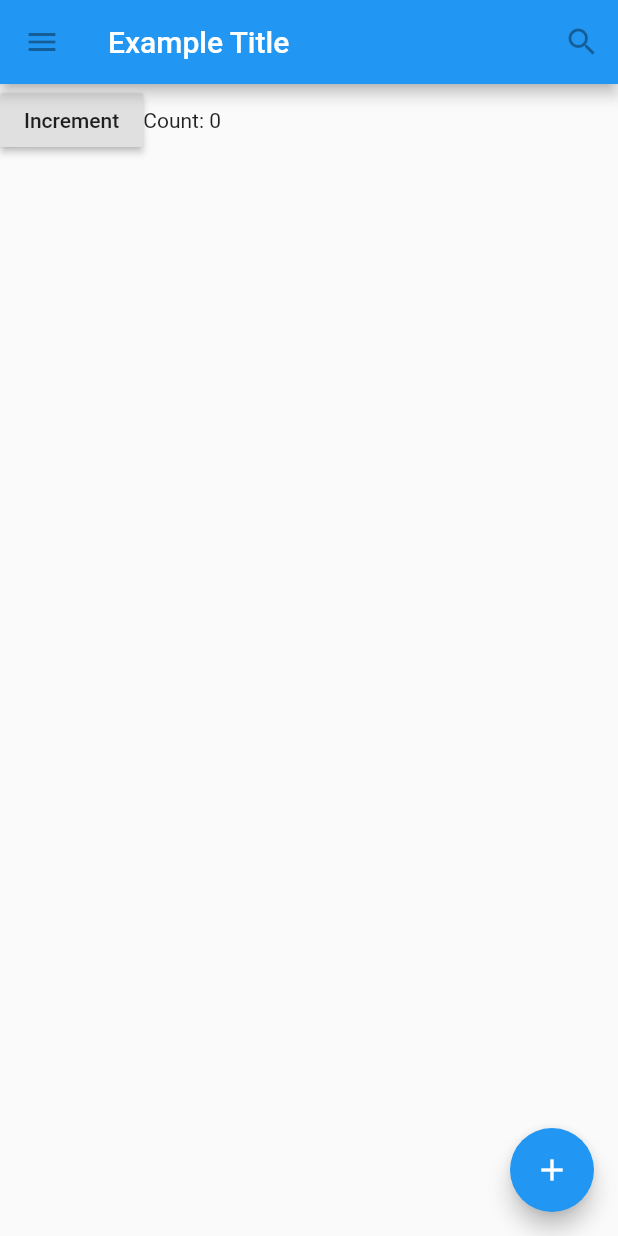
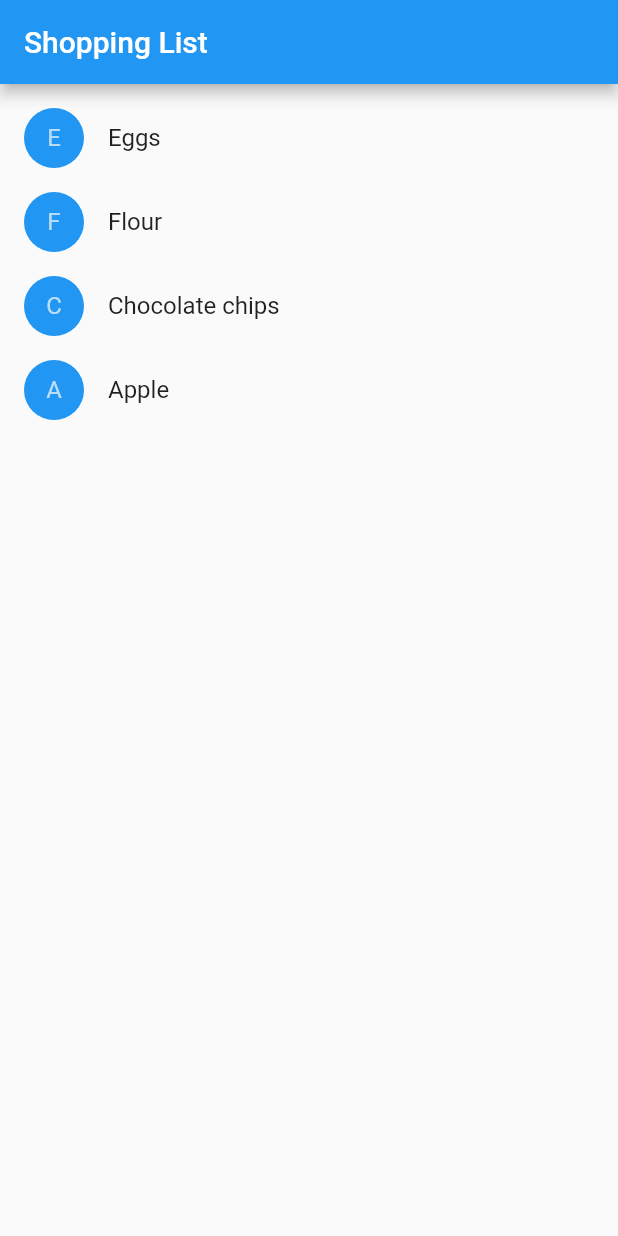
Before and after one commit to OneForCheng/flutter-basic-demo, a Flutter app: the screen it shows after launch, on a phone screen of 412 x 824 dp. Run offline on Flutter 3.47's test engine with Material 2 defaults, Android fonts, the phone set to English and light mode, and no system bars.

Commit message:
forcheng - add ShoppingList and ShoppingListItemr

```diff
--- a/lib/main.dart
+++ b/lib/main.dart
@@ -2,76 +2,99 @@ import 'package:flutter/material.dart';
 
 void main() {
   runApp(new MaterialApp(
-    title: 'Flutter Tutorial',
-    home: new TutorialHome(),
+    title: 'Shopping App',
+    home: new ShoppingList(
+      products: <Product>[
+        new Product(name: 'Eggs'),
+        new Product(name: 'Flour'),
+        new Product(name: 'Chocolate chips'),
+        new Product(name: 'Apple'),
+      ],
+    ),
   ));
 }
 
-class TutorialHome extends StatelessWidget {
+class Product {
+  const Product({this.name});
+  final String name;
+}
+
+typedef void CartChangedCallback(Product product, bool inCart);
+
+class ShoppingListItem extends StatelessWidget {
+  ShoppingListItem({Product product, this.inCart, this.onCartChanged})
+      : product = product,
+        super(key: new ObjectKey(product));
+
+  final Product product;
+  final bool inCart;
+  final CartChangedCallback onCartChanged;
+
+  Color _getColor(BuildContext context) {
+    return inCart ? Colors.black54 : Theme.of(context).primaryColor;
+  }
+
+  TextStyle _getTextStyle(BuildContext context) {
+    if (!inCart) return null;
+
+    return new TextStyle(
+      color: Colors.black54,
+      decoration: TextDecoration.lineThrough,
+    );
+  }
+
   @override
   Widget build(BuildContext context) {
-    return new Scaffold(
-      appBar: new AppBar(
-        leading: new IconButton(icon: new Icon(Icons.menu), tooltip: 'Navigation menu', onPressed: null),
-        title: new Text('Example Title'),
-        actions: <Widget>[
-          new IconButton(icon: new Icon(Icons.search), tooltip: 'Search', onPressed: null)
-        ],
+    return new ListTile(
+      onTap: () {
+        onCartChanged(product, !inCart);
+      },
+      leading: new CircleAvatar(
+        backgroundColor: _getColor(context),
+        child: new Text(product.name[0]),
       ),
-      body: new Counter(),
-      floatingActionButton: new FloatingActionButton(
-        tooltip: 'Add',
-        child: new Icon(Icons.add),
-        onPressed: null
-      ),
+      title: new Text(product.name, style: _getTextStyle(context)),
     );
   }
 }
 
-class CounterDisplay extends StatelessWidget {
-  CounterDisplay({this.count});
+class ShoppingList extends StatefulWidget {
+  ShoppingList({Key key, this.products}) : super(key: key);
 
-  final int count;
+  final List<Product> products;
 
   @override
-  Widget build(BuildContext context) {
-    return new Text('Count: $count');
-  }
+  _ShoppingListState createState() => new _ShoppingListState();
 }
 
-class CounterIncrementor extends StatelessWidget {
-  CounterIncrementor({this.onPressed});
+class _ShoppingListState extends State<ShoppingList> {
+  Set<Product> _shoppingCart = new Set<Product>();
 
-  final VoidCallback onPressed;
-
-  @override
-  Widget build(BuildContext context) {
-    return new RaisedButton(
-      onPressed: onPressed,
-      child: new Text('Increment'),
-    );
-  }
-}
-
-class Counter extends StatefulWidget {
-  @override
-  _CounterState createState() => new _CounterState();
-}
-
-class _CounterState extends State<Counter> {
-  int _counter = 0;
-
-  void _increment() {
+  void _handleCartChanged(Product product, bool inCart) {
     setState(() {
-      ++_counter;
+      if (inCart)
+        _shoppingCart.add(product);
+      else
+        _shoppingCart.remove(product);
     });
   }
 
   @override
   Widget build(BuildContext context) {
-    return new Row(children: <Widget>[
-      new CounterIncrementor(onPressed: _increment),
-      new CounterDisplay(count: _counter),
-    ]);
+    return new Scaffold(
+      appBar: new AppBar(
+        title: new Text('Shopping List'),
+      ),
+      body: new ListView(
+        padding: new EdgeInsets.symmetric(vertical: 8.0),
+        children: widget.products.map((Product product) {
+          return new ShoppingListItem(
+            product: product,
+            inCart: _shoppingCart.contains(product),
+            onCartChanged: _handleCartChanged,
+          );
+        }).toList(),
+      ),
+    );
   }
 }
```
